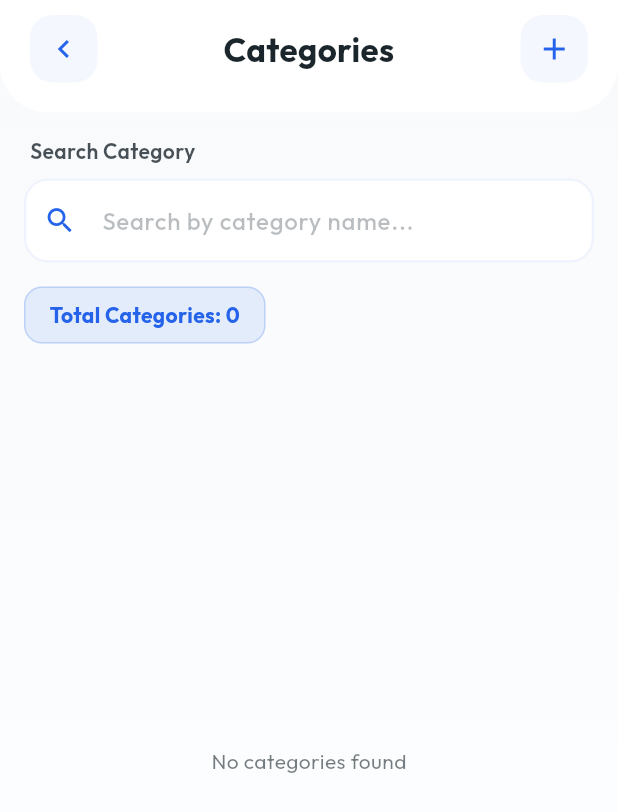
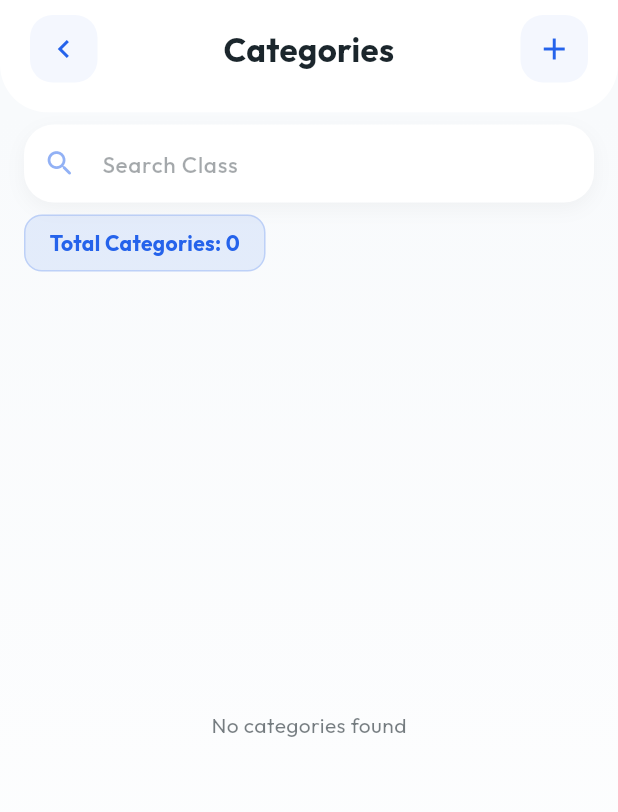
Before and after one commit to awaiismehmood/ClassMyte, a Flutter app: the ClassScreen screen opened by its route, on a phone screen of 412 x 824 dp. Shown: the top 812 px of the screen. Run offline on Flutter 3.47's test engine with Material 3 defaults, Android fonts, the phone set to English and light mode, and no system bars; our stand-ins replace cloud_firestore, file_picker, firebase_auth, firebase_core, flutter_local_notifications, flutter_riverpod and 7 more; missing offline and left inert: excel; accounts and stored records are empty; network calls fail.

Commit message:
search abr state reset issues solved

```diff
--- /dev/null
+++ b/lib/core/widgets/custom_search_bar.dart
@@ -0,0 +1,78 @@
+import 'package:flutter/material.dart';
+import 'package:google_fonts/google_fonts.dart';
+import 'package:classmyte/core/theme/app_colors.dart';
+
+class CustomSearchBar extends StatelessWidget {
+  final String hintText;
+  final TextEditingController controller;
+  final Function(String) onChanged;
+  final VoidCallback? onClear;
+
+  const CustomSearchBar({
+    super.key,
+    required this.hintText,
+    required this.controller,
+    required this.onChanged,
+    this.onClear,
+  });
+
+  @override
+  Widget build(BuildContext context) {
+    final isDark = Theme.of(context).brightness == Brightness.dark;
+    final onSurface = Theme.of(context).colorScheme.onSurface;
+
+    return Container(
+      decoration: BoxDecoration(
+        color: Theme.of(context).cardColor,
+        borderRadius: BorderRadius.circular(20),
+        boxShadow: [
+          BoxShadow(
+            color: Colors.black.withOpacity(isDark ? 0.2 : 0.04),
+            blurRadius: 10,
+            offset: const Offset(0, 4),
+          ),
+        ],
+      ),
+      child: TextField(
+        controller: controller,
+        onChanged: onChanged,
+        style: GoogleFonts.outfit(
+          fontSize: 15,
+          color: onSurface,
+          fontWeight: FontWeight.w500,
+        ),
+        decoration: InputDecoration(
+          hintText: hintText,
+          hintStyle: GoogleFonts.outfit(
+            color: onSurface.withOpacity(0.4),
+            fontSize: 15,
+          ),
+          prefixIcon: Icon(
+            Icons.search_rounded,
+            color: AppColors.primary.withOpacity(0.5),
+            size: 22,
+          ),
+          suffixIcon: controller.text.isNotEmpty
+              ? IconButton(
+                  icon: Icon(
+                    Icons.close_rounded,
+                    color: onSurface.withOpacity(0.3),
+                    size: 20,
+                  ),
+                  onPressed: () {
+                    controller.clear();
+                    onChanged('');
+                    if (onClear != null) onClear!();
+                  },
+                )
+              : null,
+          border: InputBorder.none,
+          contentPadding: const EdgeInsets.symmetric(
+            horizontal: 20,
+            vertical: 15,
+          ),
+        ),
+      ),
+    );
+  }
+}
--- a/lib/features/classes/providers/class_providers.dart
+++ b/lib/features/classes/providers/class_providers.dart
@@ -1,9 +1,9 @@
 import 'package:flutter_riverpod/flutter_riverpod.dart';
 import 'package:classmyte/features/students/providers/student_providers.dart';
 
-final classSearchQueryProvider = StateProvider<String>((ref) => '');
+final classSearchQueryProvider = StateProvider.autoDispose<String>((ref) => '');
 
-final filteredClassesProvider = Provider<List<String>>((ref) {
+final filteredClassesProvider = Provider.autoDispose<List<String>>((ref) {
   final allStudents = ref.watch(studentDataProvider).value ?? [];
   final query = ref.watch(classSearchQueryProvider).toLowerCase();
 
--- a/lib/features/classes/screens/classes_screen.dart
+++ b/lib/features/classes/screens/classes_screen.dart
@@ -4,22 +4,41 @@ import 'package:classmyte/core/widgets/custom_header.dart';
 import 'package:classmyte/core/data/edit_contacts.dart';
 import 'package:classmyte/core/widgets/custom_dialog.dart';
 import 'package:classmyte/core/widgets/custom_snackbar.dart';
-import 'package:classmyte/core/widgets/custom_text_field.dart';
 import 'package:classmyte/core/providers/providers.dart';
 import 'package:classmyte/features/classes/widgets/edit_class_sheet.dart';
 import 'package:classmyte/features/classes/providers/class_providers.dart';
 import 'package:classmyte/features/premium/providers/subscription_providers.dart';
 import 'package:classmyte/features/students/providers/student_providers.dart';
 import 'package:classmyte/features/students/widgets/add_contact_dialog.dart';
+import 'package:classmyte/core/widgets/custom_search_bar.dart';
 import 'package:flutter/material.dart';
 import 'package:flutter_riverpod/flutter_riverpod.dart';
 import 'package:google_fonts/google_fonts.dart';
 
-class ClassScreen extends ConsumerWidget {
+class ClassScreen extends ConsumerStatefulWidget {
   const ClassScreen({super.key});
 
   @override
-  Widget build(BuildContext context, WidgetRef ref) {
+  ConsumerState<ClassScreen> createState() => _ClassScreenState();
+}
+
+class _ClassScreenState extends ConsumerState<ClassScreen> {
+  late TextEditingController _searchController;
+
+  @override
+  void initState() {
+    super.initState();
+    _searchController = TextEditingController();
+  }
+
+  @override
+  void dispose() {
+    _searchController.dispose();
+    super.dispose();
+  }
+
+  @override
+  Widget build(BuildContext context) {
     final studentDataAsync = ref.watch(studentDataProvider);
     final filteredClasses = ref.watch(filteredClassesProvider);
     final isPremium = ref.watch(subscriptionProvider).isPremiumUser;
@@ -48,11 +67,10 @@ class ClassScreen extends ConsumerWidget {
               child: Column(
                 children: [
                   Padding(
-                    padding: const EdgeInsets.all(16.0),
-                    child: CustomTextField(
-                      labelText: 'Search Category',
-                      hintText: 'Search by category name...',
-                      prefixIcon: Icons.search,
+                    padding: const EdgeInsets.symmetric(horizontal: 16.0, vertical: 8.0),
+                    child: CustomSearchBar(
+                      hintText: 'Search Class',
+                      controller: _searchController,
                       onChanged: (v) => ref.read(classSearchQueryProvider.notifier).state = v,
                     ),
                   ),
--- a/lib/features/sms/providers/sms_providers.dart
+++ b/lib/features/sms/providers/sms_providers.dart
@@ -164,4 +164,4 @@ final smsProgressProvider = StateNotifierProvider<SmsProgressNotifier, SmsProgre
 
 /// Holds a pre-selected list of contacts passed from the Students screen.
 /// When non-null, the SMS screen sends ONLY to these contacts (premium feature).
-final preSelectedContactsProvider = StateProvider<List<Student>?>((ref) => null);
+final preSelectedContactsProvider = StateProvider.autoDispose<List<Student>?>((ref) => null);
```
Also changed, not shown: lib/features/students/providers/student_providers.dart (+8 -8 lines), lib/features/students/screens/students_screen.dart (+26 -7 lines).
